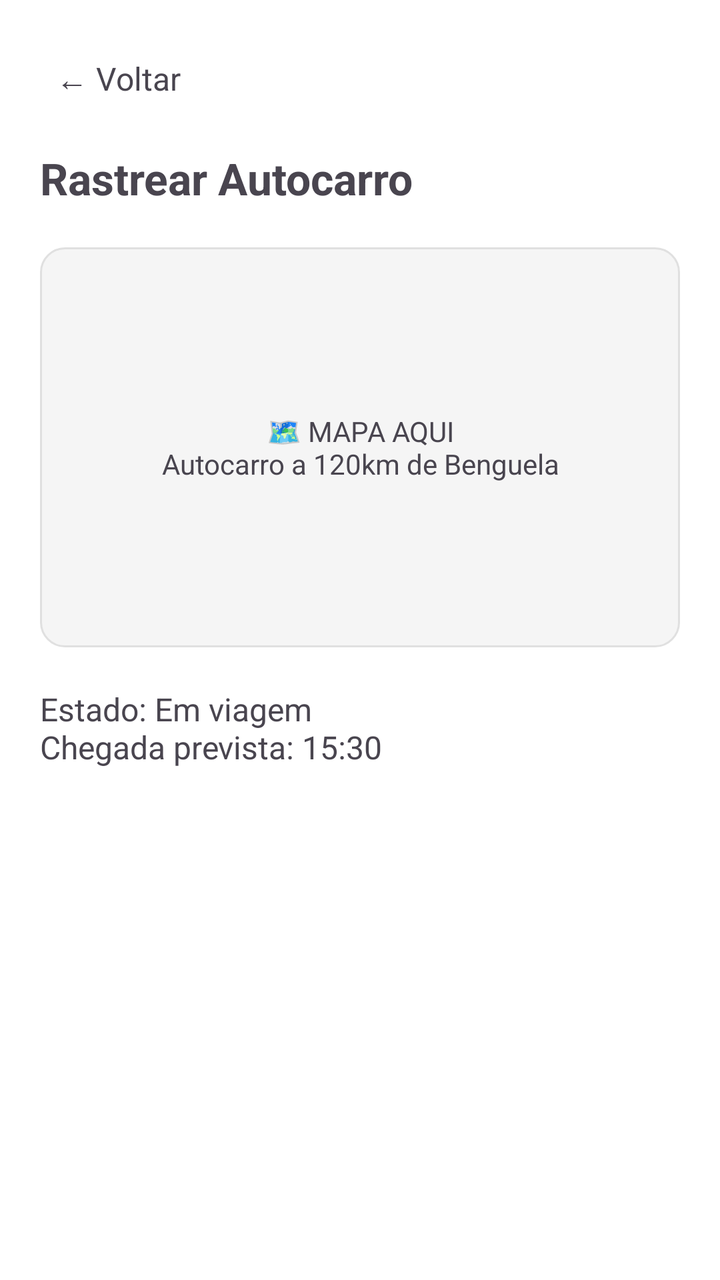
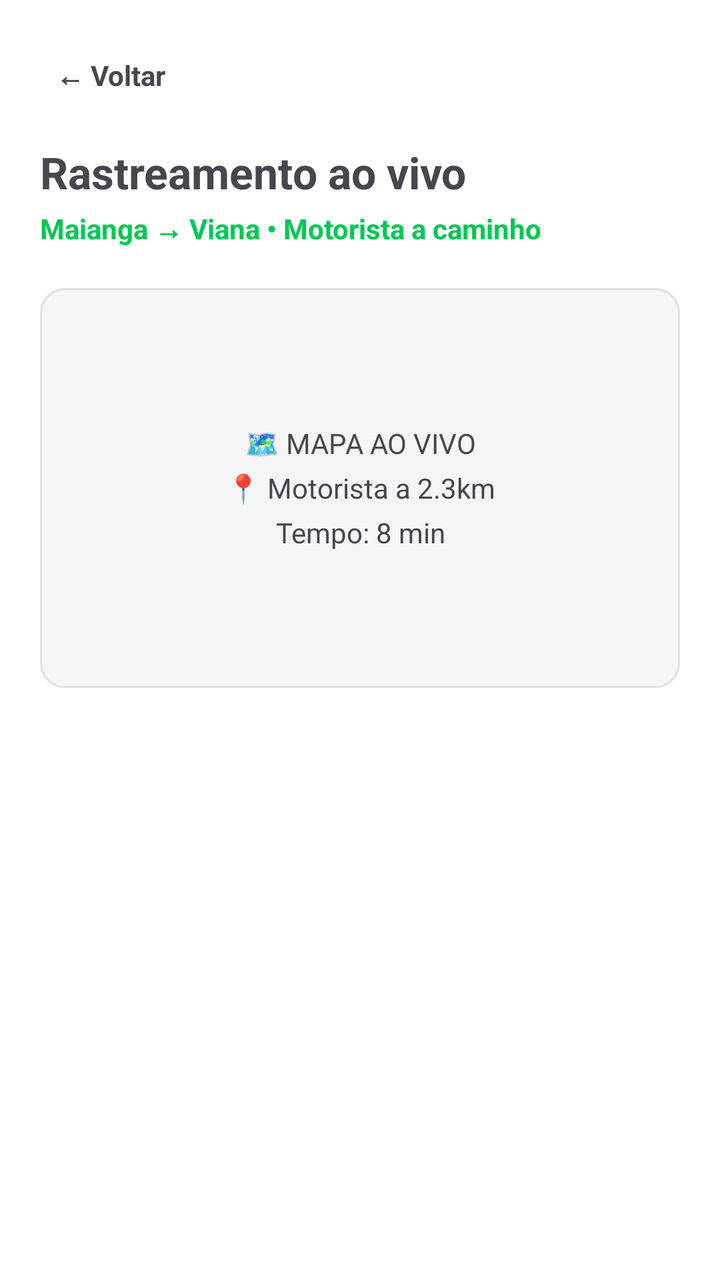

An Android layout rendered at two revisions. The XML below is the earlier revision; the diff shows what the commit changed to produce the second picture.
<!-- AndroidManifest.xml: application theme Theme.OtimoAngola -->
<!-- res/layout/activity_rastreamento.xml -->
<?xml version="1.0" encoding="utf-8"?>
<LinearLayout xmlns:android="http://schemas.android.com/apk/res/android"
    android:layout_width="match_parent"
    android:layout_height="match_parent"
    android:orientation="vertical"
    android:background="#FFFFFF"
    android:padding="20dp">

    <TextView android:id="@+id/btnVoltarRastreio"
        android:layout_width="wrap_content" android:layout_height="wrap_content"
        android:text="← Voltar" android:textSize="16sp" android:padding="8dp"/>

    <TextView android:layout_width="wrap_content" android:layout_height="wrap_content"
        android:layout_marginTop="16dp"
        android:text="Rastrear Autocarro" android:textSize="22sp" android:textStyle="bold"/>

    <LinearLayout android:layout_width="match_parent" android:layout_height="200dp"
        android:layout_marginTop="20dp"
        android:background="@drawable/bg_gray_rounded"
        android:gravity="center">
        <TextView android:layout_width="wrap_content" android:layout_height="wrap_content"
            android:text="🗺️ MAPA AQUI\nAutocarro a 120km de Benguela" android:gravity="center"/>
    </LinearLayout>

    <TextView android:layout_width="wrap_content" android:layout_height="wrap_content"
        android:layout_marginTop="20dp"
        android:text="Estado: Em viagem\nChegada prevista: 15:30" android:textSize="16sp"/>
</LinearLayout>
<!-- resources referenced by this layout -->
<resources>
  <!-- drawable bg_gray_rounded (drawable) -->
  <?xml version="1.0" encoding="utf-8"?>
  <shape xmlns:android="http://schemas.android.com/apk/res/android"
      android:shape="rectangle">
      <corners android:radius="12dp"/>
      <solid android:color="#F5F5F5"/>
      <stroke android:width="1dp" android:color="#E0E0E0"/>
  </shape>
  <style name="Theme.OtimoAngola" parent="Theme.Material3.DayNight.NoActionBar">
          <item name="colorPrimary">#D41919</item>
          <item name="android:statusBarColor">#D41919</item>
      </style>
</resources>

<!-- the commit's change to res/layout/activity_rastreamento.xml (unified diff, before → after) -->
@@ -1,28 +1,7 @@
 <?xml version="1.0" encoding="utf-8"?>
-<LinearLayout xmlns:android="http://schemas.android.com/apk/res/android"
-    android:layout_width="match_parent"
-    android:layout_height="match_parent"
-    android:orientation="vertical"
-    android:background="#FFFFFF"
-    android:padding="20dp">
-
-    <TextView android:id="@+id/btnVoltarRastreio"
-        android:layout_width="wrap_content" android:layout_height="wrap_content"
-        android:text="← Voltar" android:textSize="16sp" android:padding="8dp"/>
-
-    <TextView android:layout_width="wrap_content" android:layout_height="wrap_content"
-        android:layout_marginTop="16dp"
-        android:text="Rastrear Autocarro" android:textSize="22sp" android:textStyle="bold"/>
-
-    <LinearLayout android:layout_width="match_parent" android:layout_height="200dp"
-        android:layout_marginTop="20dp"
-        android:background="@drawable/bg_gray_rounded"
-        android:gravity="center">
-        <TextView android:layout_width="wrap_content" android:layout_height="wrap_content"
-            android:text="🗺️ MAPA AQUI\nAutocarro a 120km de Benguela" android:gravity="center"/>
-    </LinearLayout>
-
-    <TextView android:layout_width="wrap_content" android:layout_height="wrap_content"
-        android:layout_marginTop="20dp"
-        android:text="Estado: Em viagem\nChegada prevista: 15:30" android:textSize="16sp"/>
+<LinearLayout xmlns:android="http://schemas.android.com/apk/res/android" android:layout_width="match_parent" android:layout_height="match_parent" android:orientation="vertical" android:background="#FFFFFF" android:padding="20dp">
+    <TextView android:id="@+id/btnVoltarRastreio" android:layout_width="wrap_content" android:layout_height="wrap_content" android:text="← Voltar" android:padding="8dp" android:textStyle="bold"/>
+    <TextView android:layout_width="wrap_content" android:layout_height="wrap_content" android:layout_marginTop="16dp" android:text="Rastreamento ao vivo" android:textSize="22sp" android:textStyle="bold"/>
+    <TextView android:layout_width="wrap_content" android:layout_height="wrap_content" android:text="Maianga → Viana • Motorista a caminho" android:textColor="#00C853" android:textStyle="bold" android:layout_marginTop="4dp"/>
+    <LinearLayout android:layout_width="match_parent" android:layout_height="200dp" android:layout_marginTop="20dp" android:background="@drawable/bg_gray_rounded" android:gravity="center"><TextView android:layout_width="wrap_content" android:layout_height="wrap_content" android:text="🗺️ MAPA AO VIVO&#10;📍 Motorista a 2.3km&#10;Tempo: 8 min" android:gravity="center" android:lineSpacingExtra="6dp"/></LinearLayout>
 </LinearLayout>
